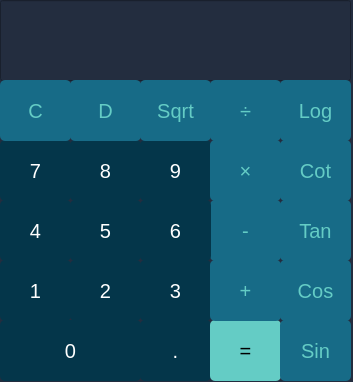
Eiliya-Zanganeh/PyLearn, file Assignment-17/main.ui: the form before one commit.
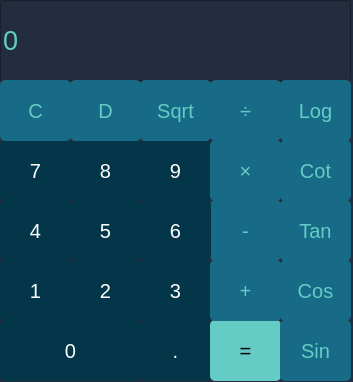
The form after the commit.

```diff
--- a/Assignment-17/main.ui
+++ b/Assignment-17/main.ui
@@ -34,6 +34,9 @@
     <property name="styleSheet">
      <string notr="true">color: #64CCC5;</string>
     </property>
+    <property name="text">
+     <string>0</string>
+    </property>
     <property name="readOnly">
      <bool>true</bool>
     </property>
```
